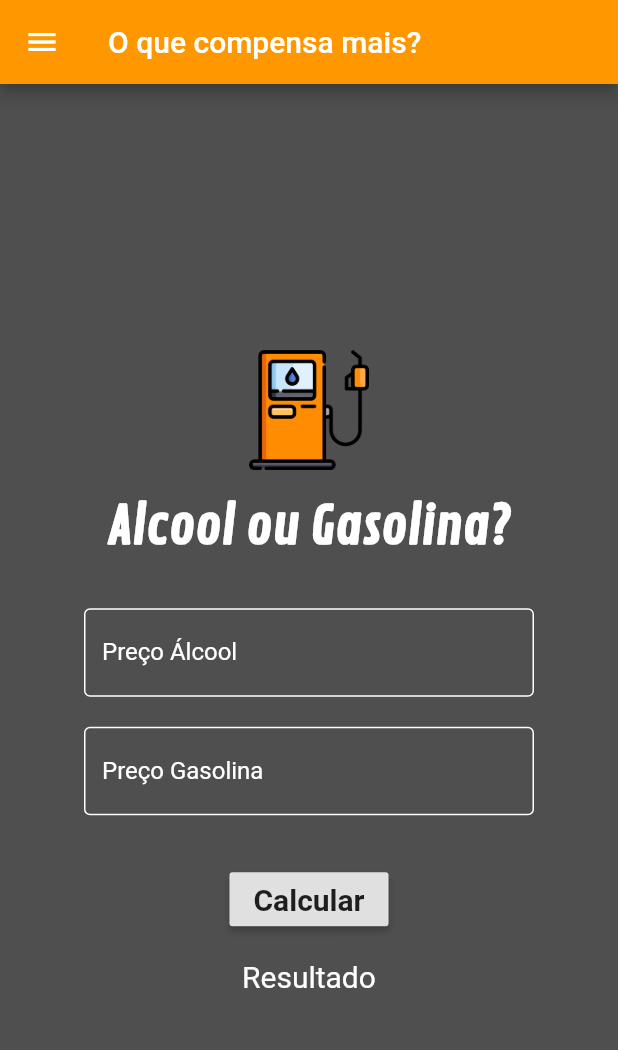
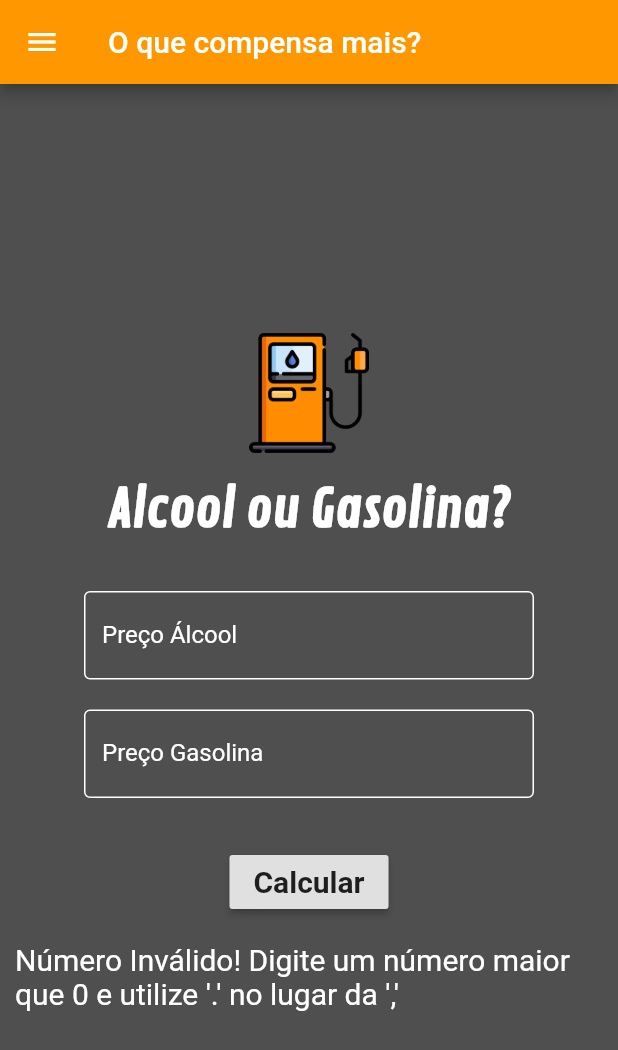
Before and after one commit to Luis-Honorato/alcool_gasolina, a Flutter app: the screen it shows after launch, after a tap on "Calcular", on a phone screen of 412 x 824 dp. Shown: the top 1050 px of the screen. Run offline on Flutter 3.47's test engine with Material 2 defaults, Android fonts, the phone set to English and light mode, and no system bars; missing offline and left inert: dart:ffi.

Commit message:
Fiz a parte de calculo do app
Utilizei os métodos criados para conseguir, de fato calcular o que compensa mais!

note que utilizei a fórmula de (preçoAcool / preçoGasolina) / 0. 7 = melhor usar Gasolina

```diff
--- a/lib/calc.dart
+++ b/lib/calc.dart
@@ -14,7 +14,29 @@ class _CalcState extends State<Calc> {
 
   TextEditingController _controllerAlcool = TextEditingController();
   TextEditingController _controllerGasolina = TextEditingController();
+  String _textoResultado = "";
 
+  void _calcular(){
+    double? valorAlcool = double.tryParse(_controllerAlcool.text);
+    double? valorGasolina = double.tryParse(_controllerGasolina.text);
+
+    if(valorAlcool == null || valorGasolina == null){
+      setState(() {
+        _textoResultado = "Número Inválido! Digite um número maior que 0 e utilize '.' no lugar da ','";
+      });
+    } else {
+      if((valorAlcool / valorGasolina) >= 0.7){
+        setState(() {
+          _textoResultado = "Melhor abastecer com Gasolina!";
+        });}
+      else{
+        setState(() {
+          _textoResultado = "Melhor Abastecer com Alcool";
+        });
+      }
+    }
+
+  }
 
   @override
   Widget build(BuildContext context) {
@@ -82,8 +104,9 @@ class _CalcState extends State<Calc> {
                     ),
                     enabledBorder: OutlineInputBorder(
                       borderSide: BorderSide(color: Colors.white)
-                      )
+                      ),
                    ),
+                   style: TextStyle(color: Colors.white),
                    controller: _controllerAlcool,
                   ),
                 ),
@@ -117,7 +140,7 @@ class _CalcState extends State<Calc> {
           Padding(padding: EdgeInsets.all(16)),
 
           RaisedButton(
-           onPressed: () {},
+           onPressed: _calcular,
            child: Text(
              "Calcular",
              style: TextStyle(
@@ -127,14 +150,13 @@ class _CalcState extends State<Calc> {
             )
           ),
           Padding(
-            padding: EdgeInsets.only(top: 16),
+            padding: EdgeInsets.only(top: 16, left: 10, right: 10),
             child: Text(
-              "Resultado",
+              _textoResultado,
               style: TextStyle(
                 color: Colors.white,
                 fontSize: 20,
               ),
-              textAlign: TextAlign.justify,
             ),
           )
         ],
```
Also changed, not shown: 2 other files.
